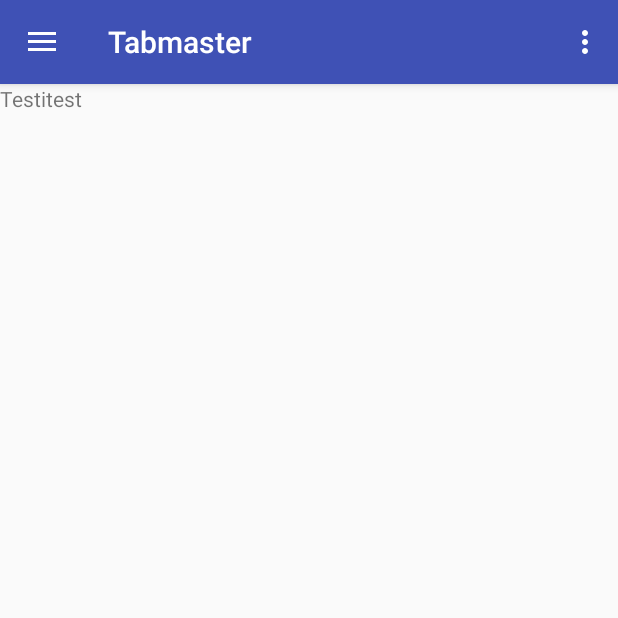
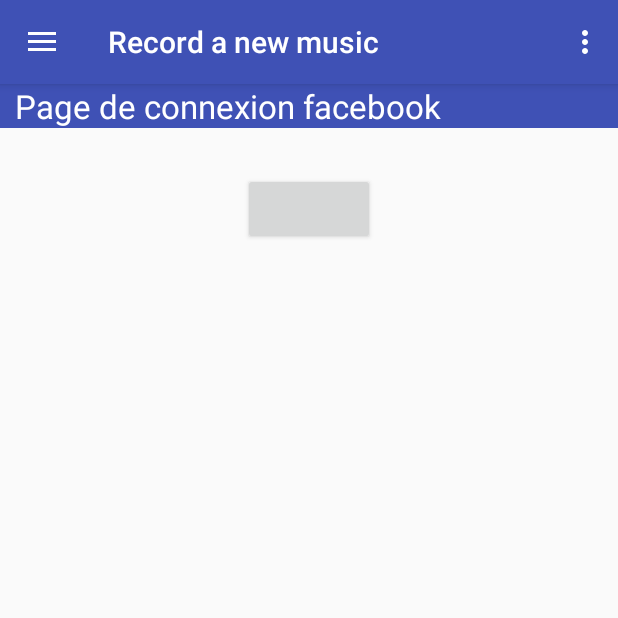
Before and after one commit to NicolasMinghetti/tabmaster, an Android app: the screen it shows after launch (MainActivity), in the side drawer, after a tap on "Record a new music", on a phone screen of 412 x 824 dp, the top half of it. Run offline under Robolectric (Android 15) with nearby library versions, the phone set to English and light mode, and no system bars; libraries missing offline, so code that uses them is left out: com.facebook, com.facebook.login; plain views replace LoginButton; 6 statements that could not run were skipped.

Commit message:
Navigation drawer now uses fragments. (Implemented for facebook module.

```diff
--- a/app/src/main/AndroidManifest.xml
+++ b/app/src/main/AndroidManifest.xml
@@ -24,10 +24,6 @@
             android:name=".Scrolling"
             android:label="@string/title_defilement" >
         </activity>
-        <activity
-            android:name=".FacebookConnect"
-            android:label="@string/title_facebook" >
-        </activity>
         <activity android:name="com.facebook.FacebookActivity"
             android:configChanges=
                 "keyboard|keyboardHidden|screenLayout|screenSize|orientation"
--- a/app/src/main/java/fr/insalyon/pi/tabmaster/MainActivity.java
+++ b/app/src/main/java/fr/insalyon/pi/tabmaster/MainActivity.java
@@ -2,6 +2,10 @@ package fr.insalyon.pi.tabmaster;
 
 import android.content.Intent;
 import android.os.Bundle;
+import android.support.v4.app.Fragment;
+import android.support.v4.app.FragmentManager;
+import android.support.v4.app.FragmentTransaction;
+import android.support.v4.app.ListFragment;
 import android.view.View;
 import android.support.design.widget.NavigationView;
 import android.support.v4.view.GravityCompat;
@@ -17,6 +21,8 @@ import android.widget.TextView;
 import com.facebook.AccessToken;
 import com.facebook.FacebookSdk;
 import com.facebook.Profile;
+
+import fr.insalyon.pi.tabmaster.fragments.FacebookConnectFragment;
 
 
 public class MainActivity extends AppCompatActivity
@@ -39,9 +45,6 @@ public class MainActivity extends AppCompatActivity
 
         NavigationView navigationView = (NavigationView) findViewById(R.id.nav_view);
         navigationView.setNavigationItemSelectedListener(this);
-
-
-
 
     }
 
@@ -89,10 +92,12 @@ public class MainActivity extends AppCompatActivity
 
     @SuppressWarnings("StatementWithEmptyBody")
     @Override
-    public boolean onNavigationItemSelected(MenuItem item) {
+    public boolean onNavigationItemSelected(MenuItem menuItem) {
 
+        Fragment fragment = null;
+        Class fragmentClass;
         // Handle navigation view item clicks here.
-        int id = item.getItemId();
+        int id = menuItem.getItemId();
 
         if (id == R.id.nav_library) {
             // Go into user's library
@@ -116,14 +121,27 @@ public class MainActivity extends AppCompatActivity
             startActivity(secondeActivite);
 
         } else if (id == R.id.nav_facebook_connection) {
-            // Le premier paramètre est le nom de l'activité actuelle
-            // Le second est le nom de l'activité de destination
-            Intent secondeActivite = new Intent(MainActivity.this, FacebookConnect.class);
-            // Puis on lance l'intent !
-            startActivity(secondeActivite);
+            fragmentClass = FacebookConnectFragment.class;
         }
+
+        try {
+            fragment = (FacebookConnectFragment) new FacebookConnectFragment();
+        } catch (Exception e) {
+            e.printStackTrace();
+        }
+
+        // Insert the fragment by replacing any existing fragment
+        FragmentManager fragmentManager = getSupportFragmentManager();
+        fragmentManager.beginTransaction().replace(R.id.main_content, fragment).commit();
+
+        // Highlight the selected item has been done by NavigationView
+        menuItem.setChecked(true);
+        // Set action bar title
+        setTitle(menuItem.getTitle());
+
         DrawerLayout drawer = (DrawerLayout) findViewById(R.id.drawer_layout);
         drawer.closeDrawer(GravityCompat.START);
         return true;
     }
+
 }
--- a/app/src/main/java/fr/insalyon/pi/tabmaster/FacebookConnect.java
+++ b/app/src/main/java/fr/insalyon/pi/tabmaster/fragments/FacebookConnectFragment.java
@@ -1,45 +1,58 @@
-package fr.insalyon.pi.tabmaster;
+package fr.insalyon.pi.tabmaster.fragments;
 
-import android.app.Activity;
+import android.content.Context;
 import android.content.Intent;
 import android.os.Bundle;
 import android.util.Log;
+import android.view.LayoutInflater;
+import android.view.View;
+import android.view.ViewGroup;
 import android.widget.TextView;
 
 import com.facebook.AccessToken;
 import com.facebook.CallbackManager;
 import com.facebook.FacebookCallback;
 import com.facebook.FacebookException;
-import com.facebook.FacebookSdk;
 import com.facebook.Profile;
 import com.facebook.login.LoginResult;
 import com.facebook.login.widget.LoginButton;
 
+import fr.insalyon.pi.tabmaster.R;
+
 /**
- * Created by nicolas on 24/05/16.
+ * Created by Ugo on 30/05/2016.
  */
-public class FacebookConnect extends Activity{
 
+public class FacebookConnectFragment extends android.support.v4.app.Fragment {
 
+    private Context ctx;
     private TextView info;
     private LoginButton loginButton;
     private CallbackManager callbackManager;
-    @Override
-    public void onCreate(Bundle savedInstanceState) {
-        super.onCreate(savedInstanceState);
-        //FacebookSdk.sdkInitialize(getApplicationContext());
-        //removed becouse initialized in main
+
+    public View onCreateView(LayoutInflater inflater, ViewGroup container, Bundle savedInstanceState) {
+        //Main view containing all the UI elements
+        View view = inflater.inflate(R.layout.facebook_connection_fragment, container, false);
+
+        //Instancing UI elements
+        info = (TextView)view.findViewById(R.id.info);
+        loginButton = (LoginButton)view.findViewById(R.id.login_button);
+        return view;
+    }
+
+    public void onActivityCreated(Bundle savedInstanceState) {
+        super.onActivityCreated(savedInstanceState);
+        //Get activity that uses this fragment
+        ctx = getActivity();
+
+        //Facebook login management
         callbackManager = CallbackManager.Factory.create();
-
-        setContentView(R.layout.facebook_connection);
-        info = (TextView)findViewById(R.id.info);
 
         boolean loggedIn = AccessToken.getCurrentAccessToken() != null;
         Log.i("Connection State:", String.valueOf(loggedIn));
         if(loggedIn){
             Log.i("Profile info", Profile.getCurrentProfile().getLastName());
         }
-        loginButton = (LoginButton)findViewById(R.id.login_button);
         //source : http://code.tutsplus.com/tutorials/quick-tip-add-facebook-login-to-your-android-app--cms-23837
         loginButton.registerCallback(callbackManager, new FacebookCallback<LoginResult>() {
             @Override
@@ -64,10 +77,13 @@ public class FacebookConnect extends Activity{
                 info.setText("Login attempt failed.");
             }
         });
+    }
 
-    }
     @Override
-    protected void onActivityResult(int requestCode, int resultCode, Intent data) {
+    public void onActivityResult(int requestCode, int resultCode, Intent data) {
+        super.onActivityResult(requestCode, resultCode, data);
         callbackManager.onActivityResult(requestCode, resultCode, data);
     }
+
+
 }
--- a/app/src/main/res/layout/activity_main.xml
+++ b/app/src/main/res/layout/activity_main.xml
@@ -34,11 +34,13 @@
         tools:openDrawer="start">
 
         <!--MAIN CONTENT-->
-        <TextView
-            android:id="@+id/textView"
-            android:layout_width="wrap_content"
-            android:layout_height="wrap_content"
-            android:text="Testitest" />
+        <LinearLayout
+            android:id="@+id/main_content"
+            android:layout_width="0dp"
+            android:layout_height="fill_parent"
+            android:layout_weight="1"
+            android:orientation="horizontal">
+        </LinearLayout>
 
         <!--DRAWER-->
         <android.support.design.widget.NavigationView
```
Also changed, not shown: app/src/main/res/layout/facebook_connection_fragment.xml (renamed from app/src/main/res/layout/facebook_connection.xml), 1 other file.
